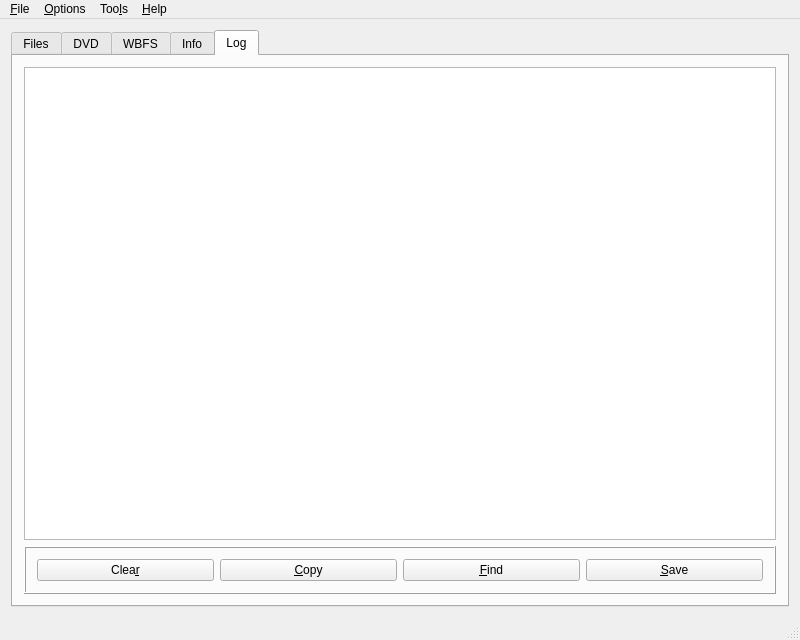
evertonstz/wiibafu, file resources/ui/wiibafu.ui: the form before one commit.
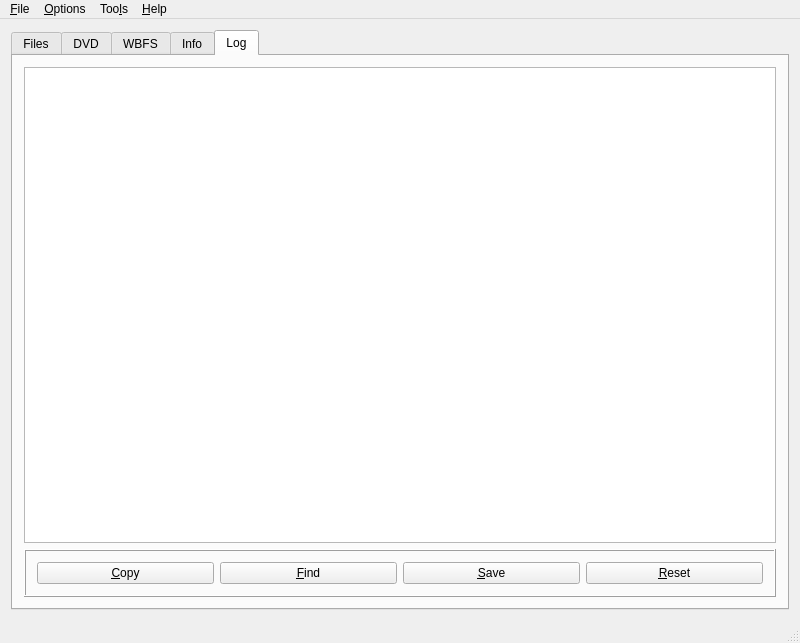
The form after the commit. The open tabs and pages were chosen to show the change. Icons and pictures are not drawn.

Commit message: Icons for better identify of functionalities, resets progress bar and infos after work, game ID in info tab

The edit to the form file:
```diff
--- a/resources/ui/wiibafu.ui
+++ b/resources/ui/wiibafu.ui
@@ -7,7 +7,7 @@
     <x>0</x>
     <y>0</y>
     <width>800</width>
-    <height>640</height>
+    <height>643</height>
    </rect>
   </property>
   <property name="sizePolicy">
@@ -1157,16 +1157,6 @@
            <enum>QFrame::Raised</enum>
           </property>
           <layout class="QHBoxLayout" name="horizontalLayout_4">
-           <item>
-            <widget class="QPushButton" name="logTab_pushButton_Clear">
-             <property name="text">
-              <string>Clea&amp;r</string>
-             </property>
-             <property name="shortcut">
-              <string>Ctrl+R</string>
-             </property>
-            </widget>
-           </item>
            <item>
             <widget class="QPushButton" name="logTab_pushButton_Copy">
              <property name="text">
@@ -1197,6 +1187,20 @@
              </property>
             </widget>
            </item>
+           <item>
+            <widget class="QPushButton" name="logTab_pushButton_Clear">
+             <property name="text">
+              <string>&amp;Reset</string>
+             </property>
+             <property name="icon">
+              <iconset resource="../wiibafu.qrc">
+               <normaloff>:/images/reset.png</normaloff>:/images/reset.png</iconset>
+             </property>
+             <property name="shortcut">
+              <string>Ctrl+R</string>
+             </property>
+            </widget>
+           </item>
           </layout>
          </widget>
         </item>
```
Left out of the diff: 266 changed lines with no effect on the pictures. The commit also changes 73 other files.
